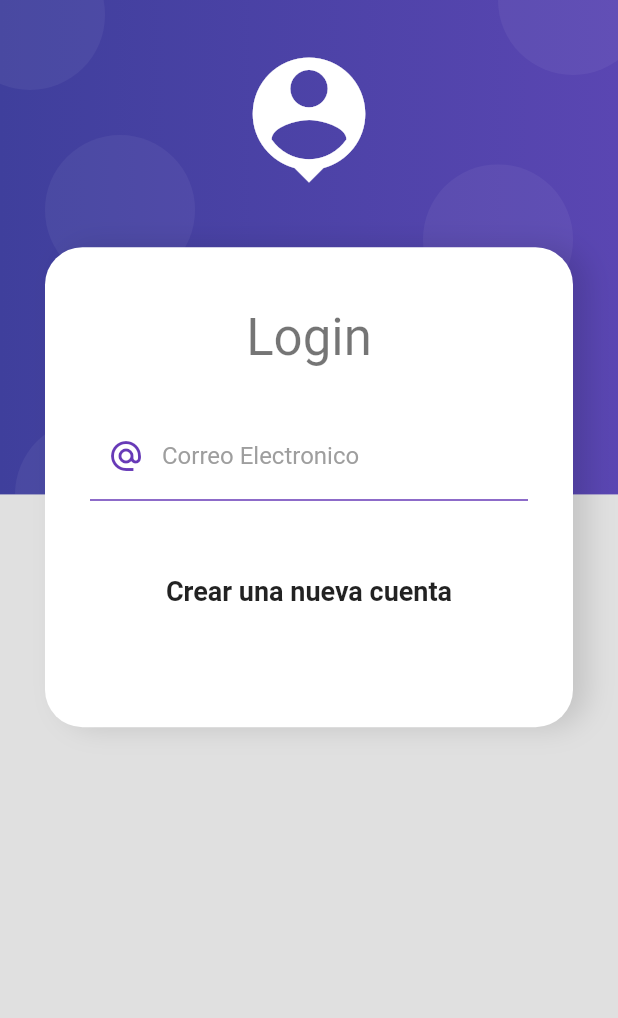
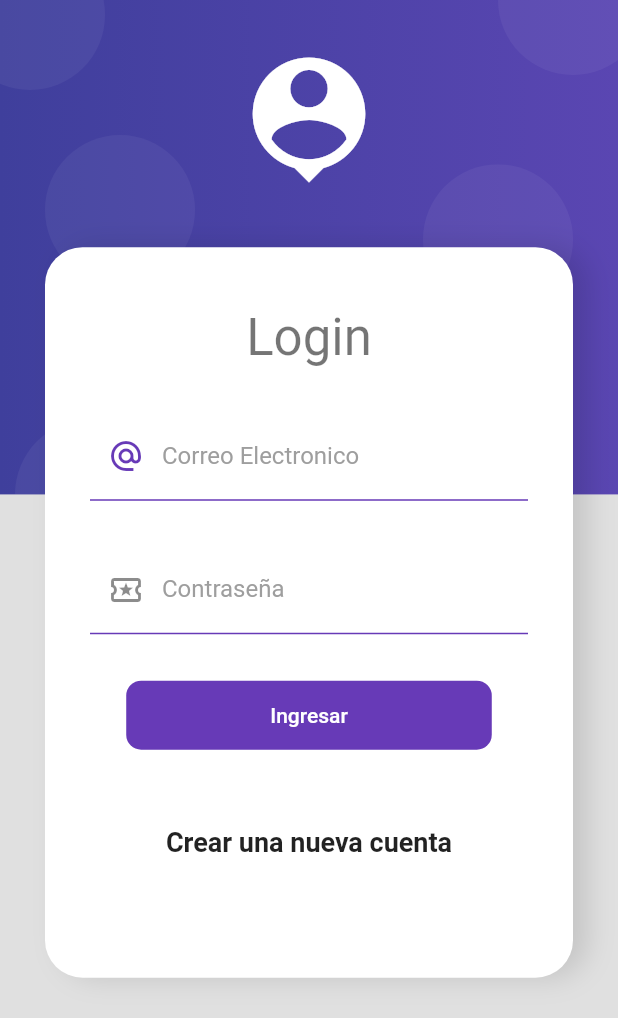
Before and after one commit to AaronMancera/AprenderFlutter, a Flutter app: the screen it shows after launch, on a phone screen of 412 x 824 dp. Shown: the top 1018 px of the screen. Run offline on Flutter 3.47's test engine with Material 2 defaults, Android fonts, the phone set to English and light mode, and no system bars; our stand-ins replace card_swiper.

```diff
--- /dev/null
+++ b/productos_app/lib/providers/login_form_provider.dart
@@ -0,0 +1,15 @@
+import 'package:flutter/material.dart';
+
+class LoginFormProvider extends ChangeNotifier {
+
+  GlobalKey<FormState> formKey = GlobalKey<FormState>();
+  //La modificacion de estos parametros es mediante un set en el onchange de los inputs
+  String email = '';
+  String password = '';
+  //Esta vinculado con el formulario de login screan que devvolvera true o false depedniedno de las vaidaciones propias incrustadas en el formulario
+  bool isValidForm(){
+    print(formKey.currentState?.validate());
+    print('$email - $password');
+    return formKey.currentState?.validate() ?? false;
+  }
+}
--- a/productos_app/lib/screens/login_screen.dart
+++ b/productos_app/lib/screens/login_screen.dart
@@ -1,5 +1,8 @@
 import 'package:flutter/material.dart';
+import 'package:productos_app/providers/login_form_provider.dart';
+import 'package:provider/provider.dart';
 
+import '../ui/input_decorations.dart';
 import '../widgets/widgets.dart';
 
 class LoginScreen extends StatelessWidget {
@@ -26,7 +29,11 @@ class LoginScreen extends StatelessWidget {
                 Text('Login',
                     style: Theme.of(context).textTheme.headlineMedium),
                 const SizedBox(height: 30),
-                const _LoginForm(),
+                //Esto pondra al provider como observador y notificar de los cambios en la aplicacion
+                ChangeNotifierProvider(
+                  create: (_) => LoginFormProvider(),
+                  child: const _LoginForm(), //-> Formulario de login
+                ),
                 const SizedBox(height: 50),
                 const Text(
                   'Crear una nueva cuenta',
@@ -42,6 +49,7 @@ class LoginScreen extends StatelessWidget {
   }
 }
 
+//Formulario del login
 class _LoginForm extends StatelessWidget {
   const _LoginForm({
     super.key,
@@ -49,26 +57,82 @@ class _LoginForm extends StatelessWidget {
 
   @override
   Widget build(BuildContext context) {
+    //recoge la key del formulario
+    final loginForm = Provider.of<LoginFormProvider>(context);
+
     return Container(
       child: Form(
         //TODO:Mantener la refrencia a la key
+        key:loginForm.formKey,
+        autovalidateMode: AutovalidateMode.onUserInteraction,
+
+        //Email
         child: Column(children: [
           TextFormField(
             autocorrect: false,
             keyboardType: TextInputType.emailAddress,
-            decoration: const InputDecoration(
-              enabledBorder: UnderlineInputBorder(
-                borderSide: BorderSide(color: Colors.deepPurple),
+            decoration: InputDecorations.authInputDecorations(
+                hintText: 'papa.tata@gmail.com',
+                labelText: 'Correo Electronico',
+                prefixIcon: const Icon(Icons.alternate_email_sharp,
+                    color: Colors.deepPurple)),
+            validator: (value) {
+              String pattern =
+                  r'^(([^<>()[\]\\.,;:\s@\"]+(\.[^<>()[\]\\.,;:\s@\"]+)*)|(\".+\"))@((\[[0-9]{1,3}\.[0-9]{1,3}\.[0-9]{1,3}\.[0-9]{1,3}\])|(([a-zA-Z\-0-9]+\.)+[a-zA-Z]{2,}))$';
+              RegExp regExp = RegExp(pattern);
+              return regExp.hasMatch(value ?? '')
+                  ? null
+                  : 'Correo escrito de manera incorrecto';
+            },
+            onChanged: (value) => loginForm.email=value,
+          ),
+          const SizedBox(
+            height: 30,
+          ),
+          //Contraseña
+          TextFormField(
+            autocorrect: false,
+            obscureText: true, //oculta las letras en *
+            keyboardType: TextInputType.emailAddress,
+            decoration: InputDecorations.authInputDecorations(
+                hintText: '*****',
+                labelText: 'Contraseña',
+                prefixIcon: const Icon(Icons.local_activity_outlined)),
+            validator: (value) {
+              if (value != null && value.length >= 6 && value.length <= 10) {
+                return null;
+              } else {
+                return 'Entre 6 y 10 caracteres';
+              }
+            },
+            onChanged: (value) => loginForm.password=value,
+          ),
+          const SizedBox(
+            height: 30,
+          ),
+          //Boton
+          MaterialButton(
+            onPressed: () {
+              //TODO: Login form
+              loginForm.isValidForm();
+              if( !loginForm.isValidForm() ){
+                return;
+              }
+              Navigator.pushReplacementNamed(context, '/home');
+            },
+            shape:
+                RoundedRectangleBorder(borderRadius: BorderRadius.circular(10)),
+            disabledColor: Colors.grey,
+            elevation: 0,
+            color: Colors.deepPurple,
+            child: Container(
+              padding: const EdgeInsets.symmetric(horizontal: 80, vertical: 15),
+              child: const Text(
+                'Ingresar',
+                style: TextStyle(color: Colors.white),
               ),
-              focusedBorder: UnderlineInputBorder(
-                  borderSide: BorderSide(color: Colors.deepPurple, width: 2)),
-              hintText: 'papa.tata@gmail.com',
-              labelText: 'Correo Electronico',
-              labelStyle: TextStyle(color: Colors.grey),
-              prefixIcon:
-                  Icon(Icons.alternate_email_sharp, color: Colors.deepPurple),
             ),
-          ),
+          )
         ]),
       ),
     );
--- a/productos_app/lib/ui/input_decorations.dart
+++ b/productos_app/lib/ui/input_decorations.dart
@@ -0,0 +1,21 @@
+import 'package:flutter/material.dart';
+
+class InputDecorations {
+  //Para hacer que este metodo sea funcional para todos los casos se pasan por parametro los valores
+  static InputDecoration authInputDecorations({
+    required String hintText,
+    required String labelText,
+    Icon? prefixIcon,
+  }) {
+    return InputDecoration(
+        enabledBorder: const UnderlineInputBorder(
+          borderSide: BorderSide(color: Colors.deepPurple),
+        ),
+        focusedBorder: const UnderlineInputBorder(
+            borderSide: BorderSide(color: Colors.deepPurple, width: 2)),
+        hintText: hintText,
+        labelText: labelText,
+        labelStyle: const TextStyle(color: Colors.grey),
+        prefixIcon: prefixIcon);
+  }
+}
```
Also changed, not shown: productos_app/pubspec.yaml (+4 -12 lines), productos_app/pubspec.lock.
